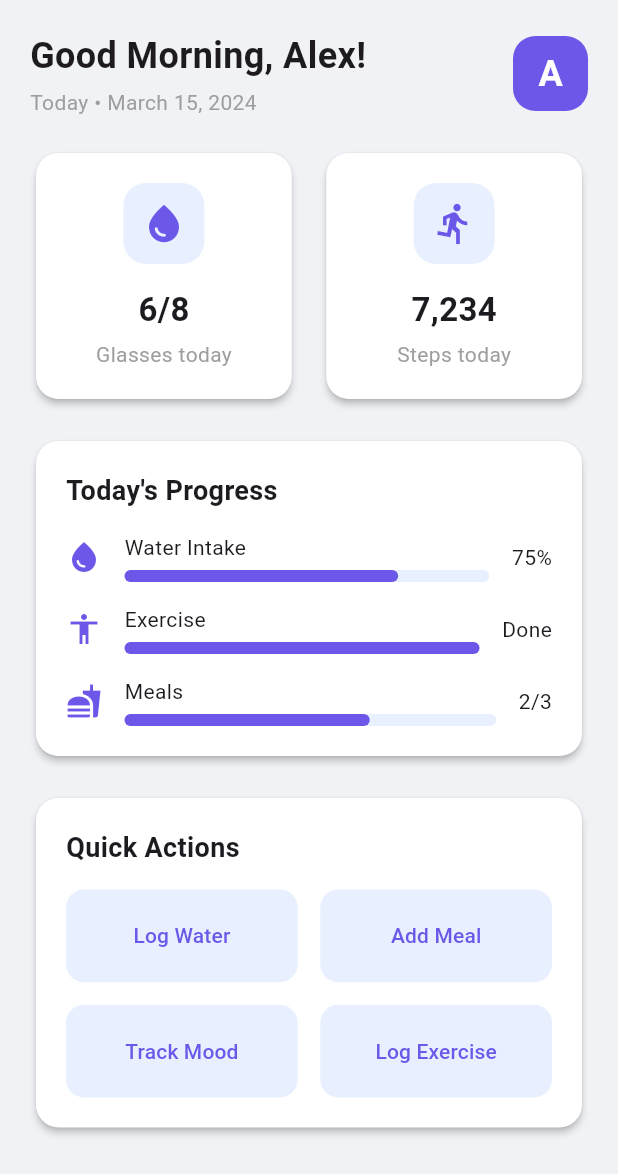
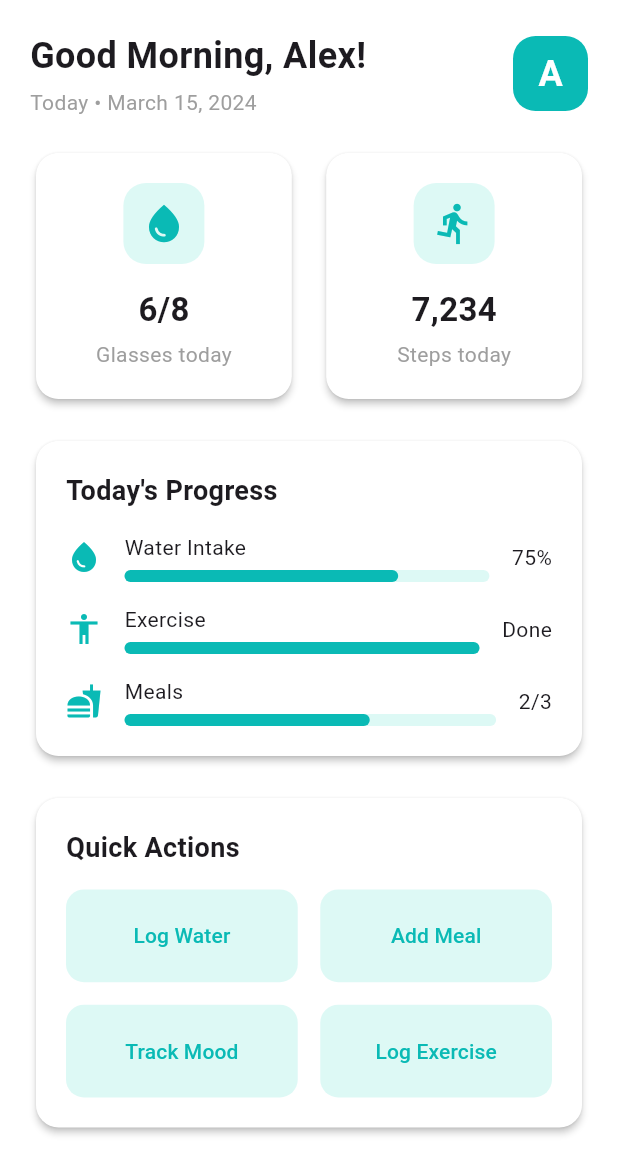
Before and after one commit to Thanaphum-6510110194/G6-Health-Tracking, a Flutter app: the DashboardScreen screen opened directly, on a phone screen of 412 x 824 dp. Shown: the top 1174 px of the screen. Run offline on Flutter 3.47's test engine with Material 3 defaults, Android fonts, the light colour scheme and no system bars; our stand-ins replace cloud_firestore, firebase_auth, firebase_core, image_picker; accounts and stored records are empty.

Commit message:
Edit dashboard

```diff
--- a/lib/screens/dashboard.dart
+++ b/lib/screens/dashboard.dart
@@ -1,17 +1,16 @@
 import 'package:flutter/material.dart';
+import 'Meal.dart';
 
-// To use custom colors, you might want to define them here
-// const Color primaryColor = Color(0xFF6B58E9);
-// const Color secondaryColor = Color(0xFFE8F0FF);
+const Color primaryColor = Color(0xFF0ABAB5);
+const Color secondaryColor = Color(0xFF56DFCF);
 
 class DashboardScreen extends StatelessWidget {
   const DashboardScreen({super.key});
 
   @override
   Widget build(BuildContext context) {
-    // The main layout uses a Scaffold with a light gray background
     return Scaffold(
-      backgroundColor: const Color(0xFFF0F2F5),
+      backgroundColor: Colors.white,
       body: SafeArea(
         child: SingleChildScrollView(
           child: Padding(
@@ -32,7 +31,7 @@ class DashboardScreen extends StatelessWidget {
                 const SizedBox(height: 20),
 
                 // --- Section 4: Quick Actions ---
-                _buildQuickActions(),
+                _buildQuickActions(context),
               ],
             ),
           ),
@@ -41,7 +40,6 @@ class DashboardScreen extends StatelessWidget {
     );
   }
 
-  // --- Widget for the top header section ---
   Widget _buildHeader() {
     return Row(
       mainAxisAlignment: MainAxisAlignment.spaceBetween,
@@ -51,18 +49,12 @@ class DashboardScreen extends StatelessWidget {
           children: const [
             Text(
               'Good Morning, Alex!',
-              style: TextStyle(
-                fontSize: 24,
-                fontWeight: FontWeight.bold,
-              ),
+              style: TextStyle(fontSize: 24, fontWeight: FontWeight.bold),
             ),
             SizedBox(height: 4),
             Text(
               'Today • March 15, 2024',
-              style: TextStyle(
-                fontSize: 14,
-                color: Colors.grey,
-              ),
+              style: TextStyle(fontSize: 14, color: Colors.grey),
             ),
           ],
         ),
@@ -71,7 +63,7 @@ class DashboardScreen extends StatelessWidget {
           width: 50,
           height: 50,
           decoration: BoxDecoration(
-            color: const Color(0xFF6B58E9),
+            color: primaryColor,
             borderRadius: BorderRadius.circular(15),
           ),
           child: const Center(
@@ -89,7 +81,6 @@ class DashboardScreen extends StatelessWidget {
     );
   }
 
-  // --- Widget for the two metric cards at the top ---
   Widget _buildHealthMetricCards() {
     return Row(
       children: <Widget>[
@@ -98,8 +89,8 @@ class DashboardScreen extends StatelessWidget {
             icon: Icons.water_drop,
             value: '6/8',
             unit: 'Glasses today',
-            iconColor: const Color(0xFF6B58E9),
-            cardColor: const Color(0xFFE8F0FF),
+            iconColor: primaryColor,
+            cardColor: secondaryColor.withValues(alpha: 0.2),
           ),
         ),
         const SizedBox(width: 15),
@@ -108,15 +99,14 @@ class DashboardScreen extends StatelessWidget {
             icon: Icons.directions_run,
             value: '7,234',
             unit: 'Steps today',
-            iconColor: const Color(0xFF6B58E9),
-            cardColor: const Color(0xFFE8F0FF),
+            iconColor: primaryColor,
+            cardColor: secondaryColor.withValues(alpha: 0.2),
           ),
         ),
       ],
     );
   }
 
-  // --- Helper widget for a single metric card ---
   Widget _buildMetricCard({
     required IconData icon,
     required String value,
@@ -126,9 +116,7 @@ class DashboardScreen extends StatelessWidget {
   }) {
     return Card(
       color: Colors.white,
-      shape: RoundedRectangleBorder(
-        borderRadius: BorderRadius.circular(15),
-      ),
+      shape: RoundedRectangleBorder(borderRadius: BorderRadius.circular(15)),
       elevation: 2,
       child: Padding(
         padding: const EdgeInsets.all(20),
@@ -145,18 +133,12 @@ class DashboardScreen extends StatelessWidget {
             const SizedBox(height: 15),
             Text(
               value,
-              style: const TextStyle(
-                fontSize: 22,
-                fontWeight: FontWeight.bold,
-              ),
+              style: const TextStyle(fontSize: 22, fontWeight: FontWeight.bold),
             ),
             const SizedBox(height: 4),
             Text(
               unit,
-              style: const TextStyle(
-                fontSize: 14,
-                color: Colors.grey,
-              ),
+              style: const TextStyle(fontSize: 14, color: Colors.grey),
             ),
           ],
         ),
@@ -164,13 +146,10 @@ class DashboardScreen extends StatelessWidget {
     );
   }
 
-  // --- Widget for the "Today's Progress" section ---
   Widget _buildProgressSection() {
     return Card(
       color: Colors.white,
-      shape: RoundedRectangleBorder(
-        borderRadius: BorderRadius.circular(15),
-      ),
+      shape: RoundedRectangleBorder(borderRadius: BorderRadius.circular(15)),
       elevation: 2,
       child: Padding(
         padding: const EdgeInsets.all(20),
@@ -179,10 +158,7 @@ class DashboardScreen extends StatelessWidget {
           children: <Widget>[
             const Text(
               "Today's Progress",
-              style: TextStyle(
-                fontSize: 18,
-                fontWeight: FontWeight.bold,
-              ),
+              style: TextStyle(fontSize: 18, fontWeight: FontWeight.bold),
             ),
             const SizedBox(height: 15),
             _buildProgressItem(
@@ -211,7 +187,6 @@ class DashboardScreen extends StatelessWidget {
     );
   }
 
-  // --- Helper widget for a single progress item with a bar ---
   Widget _buildProgressItem({
     required IconData icon,
     required String label,
@@ -220,7 +195,7 @@ class DashboardScreen extends StatelessWidget {
   }) {
     return Row(
       children: [
-        Icon(icon, color: const Color(0xFF6B58E9)),
+        Icon(icon, color: primaryColor),
         const SizedBox(width: 15),
         Expanded(
           child: Column(
@@ -232,10 +207,8 @@ class DashboardScreen extends StatelessWidget {
                 height: 8,
                 child: LinearProgressIndicator(
                   value: progress,
-                  backgroundColor: const Color(0xFFE8F0FF),
-                  valueColor: const AlwaysStoppedAnimation<Color>(
-                    Color(0xFF6B58E9),
-                  ),
+                  backgroundColor: secondaryColor.withValues(alpha: 0.2),
+                  valueColor: const AlwaysStoppedAnimation<Color>(primaryColor),
                   borderRadius: BorderRadius.circular(5),
                 ),
               ),
@@ -248,13 +221,10 @@ class DashboardScreen extends StatelessWidget {
     );
   }
 
-  // --- Widget for the "Quick Actions" section ---
-  Widget _buildQuickActions() {
+  Widget _buildQuickActions(BuildContext context) {
     return Card(
       color: Colors.white,
-      shape: RoundedRectangleBorder(
-        borderRadius: BorderRadius.circular(15),
-      ),
+      shape: RoundedRectangleBorder(borderRadius: BorderRadius.circular(15)),
       elevation: 2,
       child: Padding(
         padding: const EdgeInsets.all(20),
@@ -263,25 +233,23 @@ class DashboardScreen extends StatelessWidget {
           children: <Widget>[
             const Text(
               'Quick Actions',
-              style: TextStyle(
-                fontSize: 18,
-                fontWeight: FontWeight.bold,
-              ),
+              style: TextStyle(fontSize: 18, fontWeight: FontWeight.bold),
             ),
             const SizedBox(height: 15),
             // The grid for the buttons
             GridView.count(
               crossAxisCount: 2,
               shrinkWrap: true, // Important to allow GridView inside Column
-              physics: const NeverScrollableScrollPhysics(), // Disables scrolling for the grid
+              physics:
+                  const NeverScrollableScrollPhysics(), // Disables scrolling for the grid
               crossAxisSpacing: 15,
               mainAxisSpacing: 15,
               childAspectRatio: 2.5, // Adjusts the height of the buttons
               children: <Widget>[
-                _buildActionButton(label: 'Log Water'),
-                _buildActionButton(label: 'Add Meal'),
-                _buildActionButton(label: 'Track Mood'),
-                _buildActionButton(label: 'Log Exercise'),
+                _buildActionButton(label: 'Log Water', context: context),
+                _buildActionButton(label: 'Add Meal', context: context),
+                _buildActionButton(label: 'Track Mood', context: context),
+                _buildActionButton(label: 'Log Exercise', context: context),
               ],
             ),
           ],
@@ -290,21 +258,41 @@ class DashboardScreen extends StatelessWidget {
     );
   }
 
-  // --- Helper widget for a single quick action button ---
-  Widget _buildActionButton({required String label}) {
+  Widget _buildActionButton({required String label, required BuildContext context}) {
     return ElevatedButton(
       onPressed: () {
-        // TODO: Add action logic here (e.g., navigate to a new page)
-        print('Button pressed: $label');
+        Widget? screenToNavigate;
+
+        if (label == 'Log Water') {
+          // screenToNavigate = LogWaterScreen();
+        } else if (label == 'Add Meal') {
+          screenToNavigate = MealLoggingScreen();
+        } else if (label == 'Track Mood') {
+          // screenToNavigate = TrackMoodScreen();
+        } else if (label == 'Log Exercise') {
+          // screenToNavigate = LogExerciseScreen();
+        } else {
+          screenToNavigate = null;
+        }
+
+        if (screenToNavigate != null) {
+          Navigator.push(
+            context,
+            MaterialPageRoute(builder: (context) => screenToNavigate!),
+          );
+        } else {
+          print('No specific screen found for: $label');
+        }
       },
       style: ElevatedButton.styleFrom(
-        foregroundColor: const Color(0xFF6B58E9),
-        backgroundColor: const Color(0xFFE8F0FF),
-        shape: RoundedRectangleBorder(
-          borderRadius: BorderRadius.circular(12),
-        ),
+        foregroundColor: primaryColor,
+        backgroundColor: secondaryColor.withValues(alpha: 0.2),
+        overlayColor: secondaryColor,
+
+        shape: RoundedRectangleBorder(borderRadius: BorderRadius.circular(12)),
         elevation: 0,
       ),
+
       child: Text(label),
     );
   }
```
